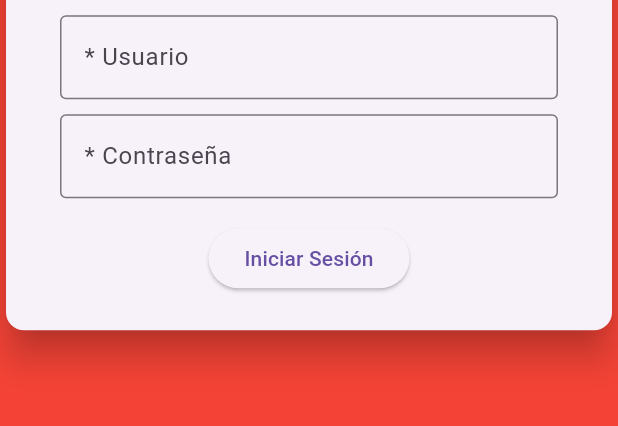
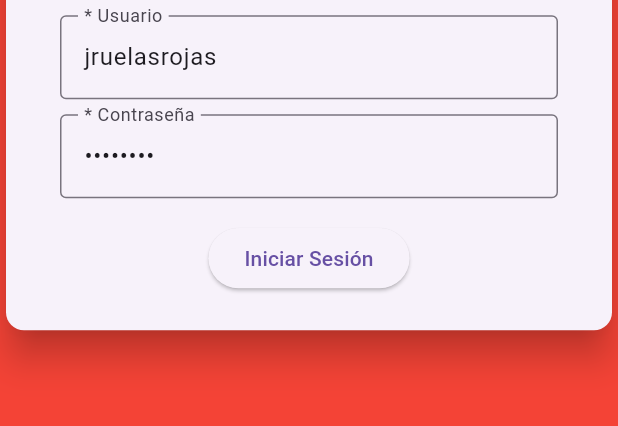
Before and after one commit to Laito97/biblioteca98, a Flutter app: the screen it shows after launch, on a phone screen of 412 x 824 dp, the part 590-1016 px from its top. Run offline on Flutter 3.47's test engine with Material 3 defaults, Android fonts, the phone set to English and light mode, and no system bars; our stand-ins replace shared_preferences; missing offline and left inert: dart:ffi; accounts and stored records are empty.

Commit message:
fix servicios auth y usuarios

```diff
--- a/lib/models/persona.dart
+++ b/lib/models/persona.dart
@@ -3,23 +3,29 @@ class Persona {
   final String nombres;
   final String apellidos;
   final String dni;
-  final int numcontacto;
+  final int numContacto;
+  final String correo;
+  final String direccion;
 
   Persona({
     required this.id,
     required this.nombres,
     required this.apellidos,
     required this.dni,
-    required this.numcontacto,
+    required this.numContacto,
+    required this.correo,
+    required this.direccion,
   });
 
   factory Persona.fromJson(Map<String, dynamic> json) {
     return Persona(
-      id: json['id'],
-      nombres: json['nombres'],
-      apellidos: json['apellidos'],
-      dni: json['dni'],
-      numcontacto: json['num_contacto'],
+      id: json['persona_id'] ?? 0,
+      nombres: json['nombres'] ?? '',
+      apellidos: json['apellidos'] ?? '',
+      dni: json['dni'] ?? '',
+      numContacto: json['num_contacto'] ?? 0,
+      correo: json['correo'] ?? '',
+      direccion: json['direccion'] ?? '',
     );
   }
 }
--- a/lib/models/tipo_usuario.dart
+++ b/lib/models/tipo_usuario.dart
@@ -2,12 +2,15 @@ class TipoUsuario {
   final int id;
   final String nombre;
 
-  TipoUsuario({required this.id, required this.nombre});
+  TipoUsuario({
+    required this.id,
+    required this.nombre,
+  });
 
   factory TipoUsuario.fromJson(Map<String, dynamic> json) {
     return TipoUsuario(
-      id: json['id'],
-      nombre: json['nombre'],
+      id: json['usuario_tipo_id'] ?? 0,
+      nombre: json['tipo_nom'] ?? '',
     );
   }
 }
--- a/lib/models/usuario.dart
+++ b/lib/models/usuario.dart
@@ -2,29 +2,24 @@ import 'package:biblioteca97/models/persona.dart';
 import 'package:biblioteca97/models/tipo_usuario.dart';
 
 class Usuario {
-  final int? id;
-  final String? nombre;
-  final String? correo;
-  final TipoUsuario? tipoUsuario;
-  final Persona? persona;
+  final int usuarioId;
+  final String usuarioNombre;
+  final Persona persona;
+  final TipoUsuario tipoUsuario;
 
   Usuario({
-    required this.id,
-    required this.nombre,
-    required this.correo,
-    this.tipoUsuario,
-    this.persona,
+    required this.usuarioId,
+    required this.usuarioNombre,
+    required this.tipoUsuario,
+    required this.persona,
   });
 
   factory Usuario.fromJson(Map<String, dynamic> json) {
     return Usuario(
-      id: json['id'] ?? 0,
-      nombre: json['nombre'],
-      correo: json['correo'],
-      tipoUsuario: json['tipo_usuario'] != null
-          ? TipoUsuario.fromJson(json['tipo_usuario'])
-          : null,
-      persona: json['persona'] != null ? Persona.fromJson(json['persona']) : null,
+      usuarioId: json['usuario_id'] ?? 0,
+      usuarioNombre: json['usuario_nombre'] ?? '',
+      tipoUsuario: TipoUsuario.fromJson(json['usuario_tipo'] ?? {}),
+      persona: Persona.fromJson(json['persona'] ?? {}),
     );
   }
 }
--- a/lib/services/api_client.dart
+++ b/lib/services/api_client.dart
@@ -3,7 +3,8 @@ import 'dart:convert';
 
 // ApiClient centralizado que realiza las peticiones
 class ApiClient {
-  final String host = 'http://192.168.1.16:3000/api/biblioteca_v1';  // Base de la API
+//  final String host = 'http://192.168.1.16:3000/api/biblioteca_v1';  // Base de la API
+    final String host = 'http://192.168.18.38:3000/api/biblioteca_v1';
 
   // Petición GET genérica
   Future<Map<String, dynamic>> get(String endpoint) async {
--- a/lib/services/api_service.dart
+++ b/lib/services/api_service.dart
@@ -48,6 +48,7 @@ class ApiService {
     try {
       final data = await client.get('/usuarios/list');
       if (data != null && data['usuarios'] != null && data['usuarios'] is List) {
+        print("DATA RECIBIDA: $data");
         final response = UsuarioController.fromJson(data);
         return response.usuarios;
       } else {
--- a/lib/views/loginscreenview/login_screen.dart
+++ b/lib/views/loginscreenview/login_screen.dart
@@ -12,8 +12,8 @@ class LoginScreen extends StatefulWidget {
 }
 
 class _LoginScreenState extends State<LoginScreen> {
-  final _usuarioController = TextEditingController(text: '');
-  final _contrasenaController = TextEditingController(text: '');
+  final _usuarioController = TextEditingController(text: 'jruelasrojas');
+  final _contrasenaController = TextEditingController(text: 'pablo123');
   final _formKey = GlobalKey<FormState>();
   final ApiService apiService = ApiService(client: ApiClient());
 
--- a/lib/views/usuarioscreenview/MenuItemWidget.dart
+++ b/lib/views/usuarioscreenview/MenuItemWidget.dart
@@ -14,8 +14,8 @@ class MenuItemWidget extends StatelessWidget {
     return Card(
       margin: EdgeInsets.symmetric(vertical: 8, horizontal: 16),
       child: ListTile(
-        title: Text(usuario.nombre ?? ''),
-        subtitle: Text("ID: ${usuario.tipoUsuario}"),
+        title: Text(usuario.usuarioNombre),
+        subtitle: Text("ID: ${usuario.tipoUsuario.nombre}"),
         trailing: Row(
           mainAxisSize: MainAxisSize.min,
           children: [
```
